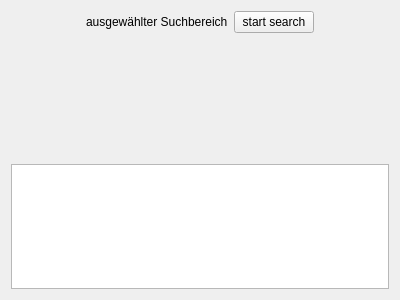
aschuman/CoBaB, file core/ui/ConfirmationPageWidget.ui: the form before one commit.
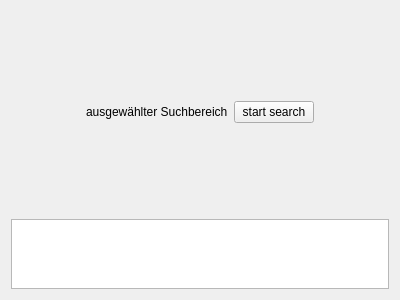
The form after the commit.

Commit message: Removed error with size of photo in ConfirmationPageWidget.

```diff
--- a/core/ui/ConfirmationPageWidget.ui
+++ b/core/ui/ConfirmationPageWidget.ui
@@ -23,6 +23,9 @@
          <property name="orientation">
           <enum>Qt::Horizontal</enum>
          </property>
+         <property name="sizeType">
+          <enum>QSizePolicy::Expanding</enum>
+         </property>
          <property name="sizeHint" stdset="0">
           <size>
            <width>40</width>
@@ -31,14 +34,20 @@
          </property>
         </spacer>
        </item>
-       <item alignment="Qt::AlignHCenter">
+       <item>
         <widget class="QLabel" name="mImageToSearchLabel">
+         <property name="sizePolicy">
+          <sizepolicy hsizetype="Expanding" vsizetype="MinimumExpanding">
+           <horstretch>0</horstretch>
+           <verstretch>0</verstretch>
+          </sizepolicy>
+         </property>
          <property name="text">
           <string>ausgewählter Suchbereich</string>
          </property>
         </widget>
        </item>
-       <item alignment="Qt::AlignRight">
+       <item>
         <widget class="QPushButton" name="mSearchButton">
          <property name="text">
           <string>start search</string>
@@ -50,6 +59,9 @@
          <property name="orientation">
           <enum>Qt::Horizontal</enum>
          </property>
+         <property name="sizeType">
+          <enum>QSizePolicy::Expanding</enum>
+         </property>
          <property name="sizeHint" stdset="0">
           <size>
            <width>40</width>
@@ -60,21 +72,14 @@
        </item>
       </layout>
      </item>
-     <item>
-      <spacer name="verticalSpacer">
-       <property name="orientation">
-        <enum>Qt::Vertical</enum>
-       </property>
-       <property name="sizeHint" stdset="0">
-        <size>
-         <width>20</width>
-         <height>40</height>
-        </size>
-       </property>
-      </spacer>
-     </item>
      <item>
       <widget class="QTableWidget" name="mParameters">
+       <property name="sizePolicy">
+        <sizepolicy hsizetype="Preferred" vsizetype="Preferred">
+         <horstretch>0</horstretch>
+         <verstretch>0</verstretch>
+        </sizepolicy>
+       </property>
        <property name="sizeAdjustPolicy">
         <enum>QAbstractScrollArea::AdjustToContents</enum>
        </property>
```
Left out of the diff: 13 changed lines with no effect on the pictures. The commit also changes 2 other files.
